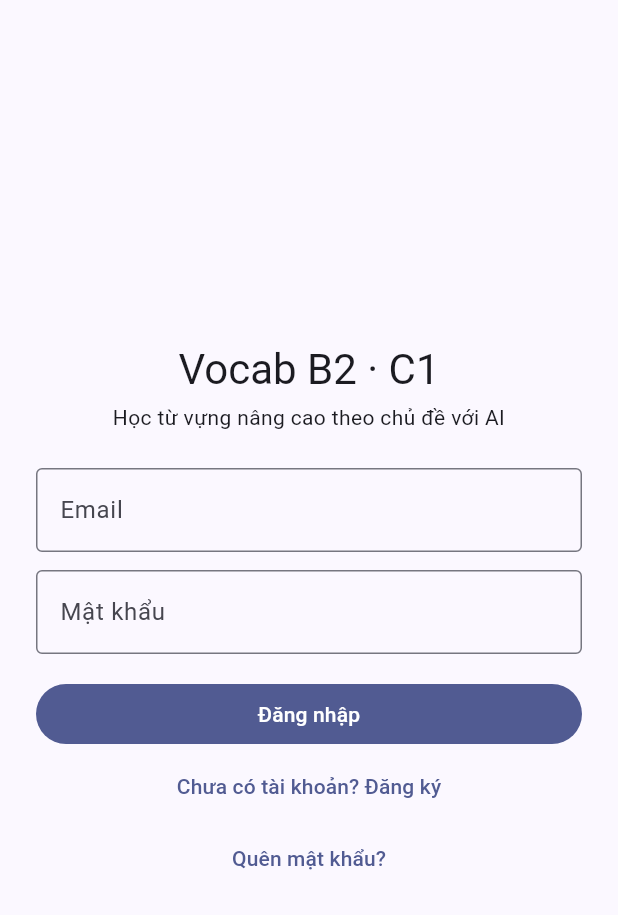
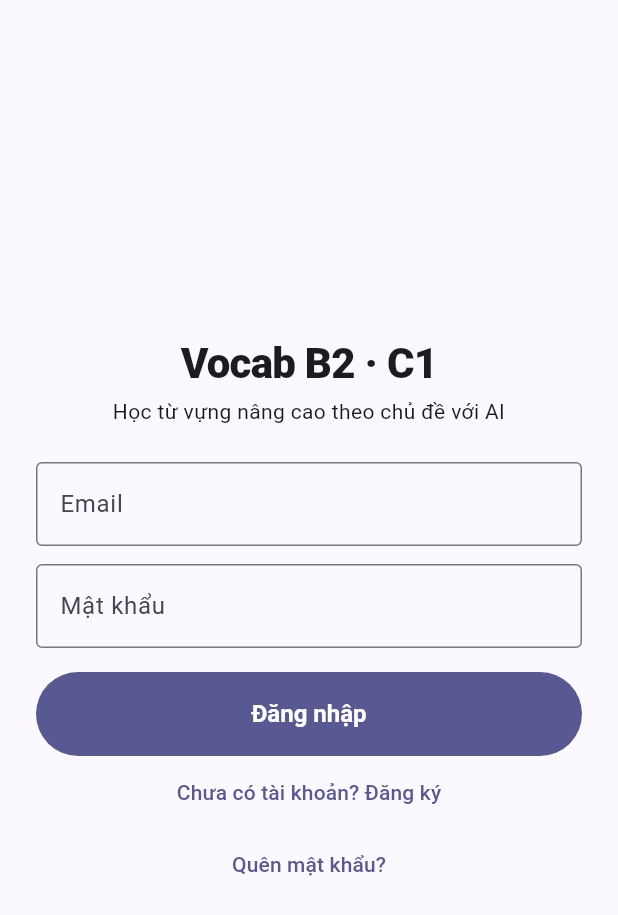
Before and after one commit to huanhoahongso3-collab/vocab-app, a Flutter app: the screen it shows after launch, on a phone screen of 412 x 824 dp. Shown: the top 915 px of the screen. Run offline on Flutter 3.47's test engine with Material 3 defaults, Android fonts, the phone set to English and light mode, and no system bars; drawn by our look-alikes of dynamic_color; our stand-ins replace dio, flutter_tts, in_app_purchase, shared_preferences.

Commit message:
Add demo mode, Material 3 expressive theme, APK build workflow
Co-Authored-By: Claude Sonnet 5.5 <noreply@anthropic.com>

```diff
--- a/app/lib/main.dart
+++ b/app/lib/main.dart
@@ -1,3 +1,4 @@
+import 'package:dynamic_color/dynamic_color.dart';
 import 'package:flutter/material.dart';
 
 import 'api.dart';
@@ -20,12 +21,63 @@ class VocabApp extends StatelessWidget {
   final ApiClient api;
   final SavedStore store;
 
+  /// Material 3 with Expressive traits: wallpaper-based dynamic color (Android 12+),
+  /// large rounded shapes, tonal surfaces and bold type. Flutter has no stable
+  /// Material 3 Expressive component set yet, so these are approximated in the theme.
+  static ThemeData _theme(ColorScheme scheme) {
+    final base = ThemeData(colorScheme: scheme, useMaterial3: true);
+    const big = BorderRadius.all(Radius.circular(28));
+    return base.copyWith(
+      scaffoldBackgroundColor: scheme.surface,
+      textTheme: base.textTheme.copyWith(
+        headlineMedium: base.textTheme.headlineMedium?.copyWith(fontWeight: FontWeight.w800, letterSpacing: -0.5),
+        headlineSmall: base.textTheme.headlineSmall?.copyWith(fontWeight: FontWeight.w800),
+        titleMedium: base.textTheme.titleMedium?.copyWith(fontWeight: FontWeight.w700),
+      ),
+      cardTheme: CardThemeData(
+        elevation: 0,
+        color: scheme.surfaceContainerHigh,
+        margin: const EdgeInsets.symmetric(vertical: 5),
+        shape: const RoundedRectangleBorder(borderRadius: big),
+        clipBehavior: Clip.antiAlias,
+      ),
+      expansionTileTheme: const ExpansionTileThemeData(
+        shape: RoundedRectangleBorder(borderRadius: big),
+        collapsedShape: RoundedRectangleBorder(borderRadius: big),
+      ),
+      filledButtonTheme: FilledButtonThemeData(
+        style: FilledButton.styleFrom(minimumSize: const Size.fromHeight(56), shape: const StadiumBorder(), textStyle: const TextStyle(fontSize: 16, fontWeight: FontWeight.w700)),
+      ),
+      outlinedButtonTheme: OutlinedButtonThemeData(style: OutlinedButton.styleFrom(minimumSize: const Size.fromHeight(52), shape: const StadiumBorder())),
+      chipTheme: base.chipTheme.copyWith(shape: const StadiumBorder(), side: BorderSide.none, backgroundColor: scheme.surfaceContainerHighest, selectedColor: scheme.primaryContainer),
+      segmentedButtonTheme: SegmentedButtonThemeData(style: SegmentedButton.styleFrom(minimumSize: const Size.fromHeight(52), textStyle: const TextStyle(fontSize: 16, fontWeight: FontWeight.w700))),
+      inputDecorationTheme: const InputDecorationTheme(border: OutlineInputBorder(borderRadius: big)),
+      navigationBarTheme: NavigationBarThemeData(
+        height: 76,
+        backgroundColor: scheme.surfaceContainer,
+        indicatorColor: scheme.secondaryContainer,
+        indicatorShape: const StadiumBorder(),
+        labelTextStyle: WidgetStatePropertyAll(base.textTheme.labelMedium?.copyWith(fontWeight: FontWeight.w700)),
+      ),
+      pageTransitionsTheme: const PageTransitionsTheme(builders: {
+        TargetPlatform.android: PredictiveBackPageTransitionsBuilder(),
+      }),
+    );
+  }
+
   @override
-  Widget build(BuildContext context) => MaterialApp(
-        title: 'Vocab B2/C1',
-        theme: ThemeData(colorSchemeSeed: Colors.indigo, useMaterial3: true),
-        darkTheme: ThemeData(colorSchemeSeed: Colors.indigo, brightness: Brightness.dark, useMaterial3: true),
-        home: Gate(api: api, store: store),
+  Widget build(BuildContext context) => DynamicColorBuilder(
+        builder: (lightDynamic, darkDynamic) {
+          final light = lightDynamic ?? ColorScheme.fromSeed(seedColor: const Color(0xFF5B5BD6));
+          final dark = darkDynamic ?? ColorScheme.fromSeed(seedColor: const Color(0xFF5B5BD6), brightness: Brightness.dark);
+          return MaterialApp(
+            title: 'Vocab B2/C1',
+            debugShowCheckedModeBanner: false,
+            theme: _theme(light),
+            darkTheme: _theme(dark),
+            home: Gate(api: api, store: store),
+          );
+        },
       );
 }
 
--- a/app/lib/models.dart
+++ b/app/lib/models.dart
@@ -91,6 +91,20 @@ class Me {
         customTopics = j['limits']['customTopics'] as bool,
         canSync = j['limits']['sync'] as bool;
 
+  /// Local demo account: everything unlocked, no server involved.
+  Me.demo()
+      : email = 'demo@local',
+        name = 'Demo',
+        emailVerified = true,
+        premium = true,
+        expiresAt = null,
+        quotaRemaining = 99,
+        quotaLimit = 99,
+        maxWordsPerGen = 8,
+        levels = const ['B2', 'C1'],
+        customTopics = true,
+        canSync = false;
+
   final String email, name;
   final bool emailVerified, premium, customTopics, canSync;
   final int? expiresAt;
--- a/app/lib/screens/account_screen.dart
+++ b/app/lib/screens/account_screen.dart
@@ -28,7 +28,7 @@ class _AccountScreenState extends State<AccountScreen> {
   String? message;
   bool busy = false;
 
-  bool get storeSupported => !kIsWeb && (Platform.isAndroid || Platform.isIOS);
+  bool get storeSupported => !demoMode && !kIsWeb && (Platform.isAndroid || Platform.isIOS);
 
   @override
   void initState() {
@@ -136,7 +136,7 @@ class _AccountScreenState extends State<AccountScreen> {
       if (me.canSync) OutlinedButton.icon(onPressed: busy ? null : sync, icon: const Icon(Icons.sync), label: const Text('Đồng bộ từ đã lưu')),
       if (message != null) Padding(padding: const EdgeInsets.only(top: 12), child: Text(message!)),
       const Divider(height: 32),
-      TextButton.icon(onPressed: widget.onSignOut, icon: const Icon(Icons.logout), label: const Text('Đăng xuất')),
+      if (demoMode) const Text('Bản demo: dữ liệu mẫu, không cần tài khoản hay máy chủ. Mọi tính năng Premium đang được mở.', textAlign: TextAlign.center) else TextButton.icon(onPressed: widget.onSignOut, icon: const Icon(Icons.logout), label: const Text('Đăng xuất')),
     ]);
   }
 }
--- a/app/pubspec.yaml
+++ b/app/pubspec.yaml
@@ -10,6 +10,7 @@ dependencies:
   flutter:
     sdk: flutter
   dio: ^5.7.0
+  dynamic_color: ^1.7.0
   shared_preferences: ^2.3.3
   flutter_tts: ^4.2.0
   in_app_purchase: ^3.2.0
```
Also changed, not shown: app/lib/api.dart (+16 -4 lines), app/lib/demo_data.dart (added, +67 -0 lines), 1 other file.
